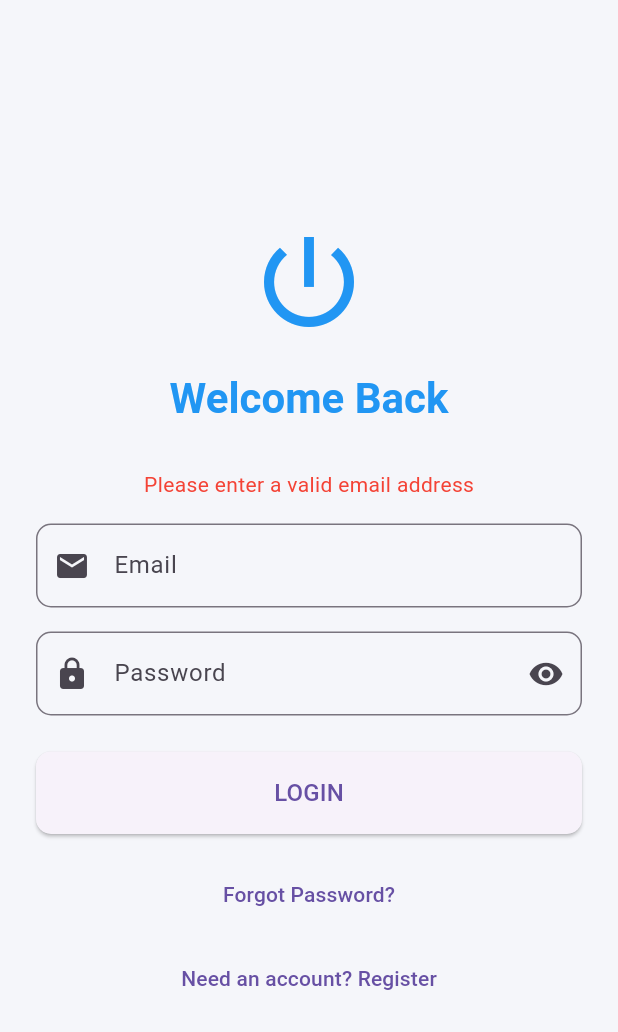
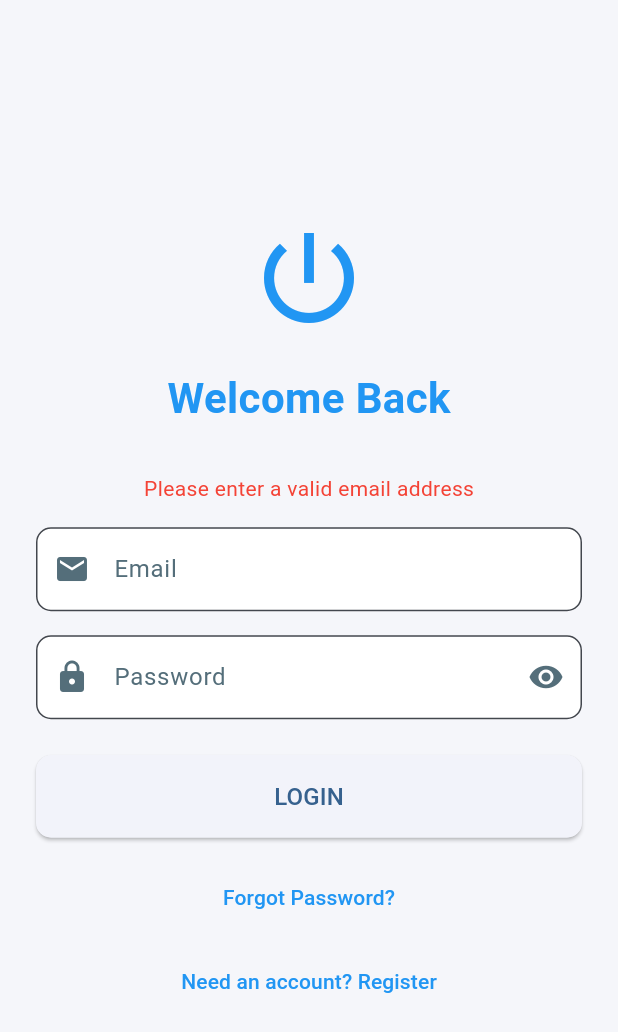
Before and after one commit to kiranps25/smart, a Flutter app: the screen it shows after launch, after a tap on "Forgot Password?", on a phone screen of 412 x 824 dp. Shown: the top 1032 px of the screen. Run offline on Flutter 3.47's test engine with Material 3 defaults, Android fonts, the phone set to English and light mode, and no system bars; our stand-ins replace firebase_auth, firebase_core, firebase_database, google_fonts; accounts and stored records are empty.

Commit message:
Update main.dart

```diff
--- a/lib/main.dart
+++ b/lib/main.dart
@@ -6,31 +6,50 @@ import 'firebase_options.dart';
 
 void main() async {
   WidgetsFlutterBinding.ensureInitialized();
-
-  // Initialize Firebase
   await Firebase.initializeApp(options: DefaultFirebaseOptions.currentPlatform);
-
   runApp(MyApp());
 }
 
-class MyApp extends StatelessWidget {
+class MyApp extends StatefulWidget {
+  @override
+  _MyAppState createState() => _MyAppState();
+}
+
+class _MyAppState extends State<MyApp> {
+  bool _isDarkMode = false;
+
+  void _toggleTheme() {
+    setState(() {
+      _isDarkMode = !_isDarkMode;
+    });
+  }
+
   @override
   Widget build(BuildContext context) {
     return MaterialApp(
       debugShowCheckedModeBanner: false,
       title: 'IoT Control',
-      theme: ThemeData(
-        primarySwatch: Colors.blue,
-        scaffoldBackgroundColor: Color(0xFFF5F6FA),
-        textTheme: TextTheme(
+      theme: _isDarkMode ? _darkTheme : _lightTheme,
+      home: AuthWrapper(onThemeToggle: _toggleTheme, isDarkMode: _isDarkMode),
+    );
+  }
+
+  ThemeData get _lightTheme => ThemeData(
+    useMaterial3: true,
+    colorScheme: ColorScheme.fromSeed(
+      seedColor: Colors.blue,
+      brightness: Brightness.light,
+    ),
+    scaffoldBackgroundColor: const Color(0xFFF5F6FA),
+    textTheme: const TextTheme(
       headlineLarge: TextStyle(
         fontSize: 28,
         fontWeight: FontWeight.bold,
         color: Colors.blue,
       ),
-          bodyLarge: TextStyle(fontSize: 16, color: Colors.blueGrey[800]),
+      bodyLarge: TextStyle(fontSize: 16, color: Colors.blueGrey),
     ),
-        appBarTheme: AppBarTheme(
+    appBarTheme: const AppBarTheme(
       elevation: 0,
       backgroundColor: Colors.white,
       titleTextStyle: TextStyle(
@@ -39,33 +58,67 @@ class MyApp extends StatelessWidget {
         color: Colors.blue,
       ),
     ),
+  );
+
+  ThemeData get _darkTheme => ThemeData(
+    useMaterial3: true,
+    colorScheme: ColorScheme.fromSeed(
+      seedColor: Colors.blue,
+      brightness: Brightness.dark,
     ),
-      home: AuthWrapper(),
+    scaffoldBackgroundColor: const Color(0xFF0F172A),
+    textTheme: const TextTheme(
+      headlineLarge: TextStyle(
+        fontSize: 28,
+        fontWeight: FontWeight.bold,
+        color: Colors.white,
+      ),
+      bodyLarge: TextStyle(fontSize: 16, color: Colors.white70),
+    ),
+    appBarTheme: const AppBarTheme(
+      elevation: 0,
+      backgroundColor: Color(0xFF1E293B),
+      titleTextStyle: TextStyle(
+        fontSize: 24,
+        fontWeight: FontWeight.bold,
+        color: Colors.white,
+      ),
+    ),
   );
-  }
 }
 
 class AuthWrapper extends StatelessWidget {
+  final VoidCallback onThemeToggle;
+  final bool isDarkMode;
+
+  const AuthWrapper({
+    Key? key,
+    required this.onThemeToggle,
+    required this.isDarkMode,
+  }) : super(key: key);
+
   @override
   Widget build(BuildContext context) {
     return StreamBuilder<User?>(
       stream: FirebaseAuth.instance.authStateChanges(),
       builder: (context, snapshot) {
         if (snapshot.connectionState == ConnectionState.waiting) {
-          return SplashScreen();
+          return const SplashScreen();
         }
 
         if (snapshot.hasData) {
-          return HomePage();
+          return HomePage(onThemeToggle: onThemeToggle, isDarkMode: isDarkMode);
         }
 
-        return LoginPage();
+        return const LoginPage();
       },
     );
   }
 }
 
 class SplashScreen extends StatefulWidget {
+  const SplashScreen({Key? key}) : super(key: key);
+
   @override
   _SplashScreenState createState() => _SplashScreenState();
 }
@@ -79,7 +132,7 @@ class _SplashScreenState extends State<SplashScreen>
   void initState() {
     super.initState();
     _controller = AnimationController(
-      duration: Duration(seconds: 2),
+      duration: const Duration(seconds: 2),
       vsync: this,
     );
     _animation = CurvedAnimation(parent: _controller, curve: Curves.easeInOut);
@@ -94,8 +147,10 @@ class _SplashScreenState extends State<SplashScreen>
 
   @override
   Widget build(BuildContext context) {
+    final isDark = Theme.of(context).brightness == Brightness.dark;
+
     return Scaffold(
-      backgroundColor: Colors.blue[900],
+      backgroundColor: isDark ? const Color(0xFF0F172A) : Colors.blue[900],
       body: Center(
         child: FadeTransition(
           opacity: _animation,
@@ -107,8 +162,8 @@ class _SplashScreenState extends State<SplashScreen>
                 size: 80,
                 color: Colors.yellow[700],
               ),
-              SizedBox(height: 20),
-              Text(
+              const SizedBox(height: 20),
+              const Text(
                 'IoT Control',
                 style: TextStyle(
                   fontSize: 36,
@@ -117,12 +172,12 @@ class _SplashScreenState extends State<SplashScreen>
                   letterSpacing: 1.5,
                 ),
               ),
-              SizedBox(height: 10),
-              Text(
+              const SizedBox(height: 10),
+              const Text(
                 'Smart Home Automation',
                 style: TextStyle(fontSize: 18, color: Colors.white70),
               ),
-              SizedBox(height: 30),
+              const SizedBox(height: 30),
               CircularProgressIndicator(
                 valueColor: AlwaysStoppedAnimation<Color>(Colors.yellow[700]!),
               ),
@@ -135,6 +190,8 @@ class _SplashScreenState extends State<SplashScreen>
 }
 
 class LoginPage extends StatefulWidget {
+  const LoginPage({Key? key}) : super(key: key);
+
   @override
   _LoginPageState createState() => _LoginPageState();
 }
@@ -220,19 +277,26 @@ class _LoginPageState extends State<LoginPage> {
   }
 
   void _showResetSuccessDialog(BuildContext context) {
+    final isDark = Theme.of(context).brightness == Brightness.dark;
+
     showDialog(
       context: context,
       builder:
           (context) => AlertDialog(
-            title: Text('Password Reset Sent'),
+            backgroundColor: isDark ? const Color(0xFF1E293B) : Colors.white,
+            title: Text(
+              'Password Reset Sent',
+              style: TextStyle(color: isDark ? Colors.white : Colors.black),
+            ),
             content: Text(
               'A password reset link has been sent to ${_emailController.text}. '
               'Please check your email.',
+              style: TextStyle(color: isDark ? Colors.white70 : Colors.black87),
             ),
             actions: [
               TextButton(
                 onPressed: () => Navigator.pop(context),
-                child: Text('OK'),
+                child: const Text('OK'),
               ),
             ],
           ),
@@ -269,39 +333,59 @@ class _LoginPageState extends State<LoginPage> {
 
   @override
   Widget build(BuildContext context) {
+    final isDark = Theme.of(context).brightness == Brightness.dark;
+
     return Scaffold(
-      backgroundColor: Theme.of(context).scaffoldBackgroundColor,
+      backgroundColor:
+          isDark ? const Color(0xFF0F172A) : const Color(0xFFF5F6FA),
       body: Center(
         child: SingleChildScrollView(
-          padding: EdgeInsets.all(24),
+          padding: const EdgeInsets.all(24),
           child: Form(
             key: _formKey,
             child: Column(
               mainAxisAlignment: MainAxisAlignment.center,
               children: [
-                Icon(Icons.power_settings_new, size: 80, color: Colors.blue),
-                SizedBox(height: 20),
+                Icon(
+                  Icons.power_settings_new,
+                  size: 80,
+                  color: isDark ? Colors.yellow[300] : Colors.blue,
+                ),
+                const SizedBox(height: 20),
                 Text(
                   _showRegistration ? 'Create Account' : 'Welcome Back',
-                  style: Theme.of(context).textTheme.headlineLarge,
+                  style: TextStyle(
+                    fontSize: 28,
+                    fontWeight: FontWeight.bold,
+                    color: isDark ? Colors.white : Colors.blue,
                   ),
-                SizedBox(height: 30),
+                ),
+                const SizedBox(height: 30),
                 if (_errorMessage != null)
                   Padding(
-                    padding: EdgeInsets.only(bottom: 16),
+                    padding: const EdgeInsets.only(bottom: 16),
                     child: Text(
                       _errorMessage!,
-                      style: TextStyle(color: Colors.red),
+                      style: const TextStyle(color: Colors.red),
                     ),
                   ),
                 TextFormField(
                   controller: _emailController,
+                  style: TextStyle(color: isDark ? Colors.white : Colors.black),
                   decoration: InputDecoration(
                     labelText: 'Email',
-                    prefixIcon: Icon(Icons.email),
+                    labelStyle: TextStyle(
+                      color: isDark ? Colors.white70 : Colors.blueGrey[600],
+                    ),
+                    prefixIcon: Icon(
+                      Icons.email,
+                      color: isDark ? Colors.white70 : Colors.blueGrey[600],
+                    ),
                     border: OutlineInputBorder(
                       borderRadius: BorderRadius.circular(10),
                     ),
+                    filled: true,
+                    fillColor: isDark ? const Color(0xFF1E293B) : Colors.white,
                   ),
                   keyboardType: TextInputType.emailAddress,
                   validator: (value) {
@@ -314,17 +398,25 @@ class _LoginPageState extends State<LoginPage> {
                     return null;
                   },
                 ),
-                SizedBox(height: 16),
+                const SizedBox(height: 16),
                 TextFormField(
                   controller: _passwordController,
+                  style: TextStyle(color: isDark ? Colors.white : Colors.black),
                   decoration: InputDecoration(
                     labelText: 'Password',
-                    prefixIcon: Icon(Icons.lock),
+                    labelStyle: TextStyle(
+                      color: isDark ? Colors.white70 : Colors.blueGrey[600],
+                    ),
+                    prefixIcon: Icon(
+                      Icons.lock,
+                      color: isDark ? Colors.white70 : Colors.blueGrey[600],
+                    ),
                     suffixIcon: IconButton(
                       icon: Icon(
                         _obscurePassword
                             ? Icons.visibility
                             : Icons.visibility_off,
+                        color: isDark ? Colors.white70 : Colors.blueGrey[600],
                       ),
                       onPressed: () {
                         setState(() => _obscurePassword = !_obscurePassword);
@@ -333,6 +425,8 @@ class _LoginPageState extends State<LoginPage> {
                     border: OutlineInputBorder(
                       borderRadius: BorderRadius.circular(10),
                     ),
+                    filled: true,
+                    fillColor: isDark ? const Color(0xFF1E293B) : Colors.white,
                   ),
                   obscureText: _obscurePassword,
                   validator: (value) {
@@ -345,12 +439,12 @@ class _LoginPageState extends State<LoginPage> {
                     return null;
                   },
                 ),
-                SizedBox(height: 24),
+                const SizedBox(height: 24),
                 SizedBox(
                   width: double.infinity,
                   child: ElevatedButton(
                     style: ElevatedButton.styleFrom(
-                      padding: EdgeInsets.symmetric(vertical: 16),
+                      padding: const EdgeInsets.symmetric(vertical: 16),
                       shape: RoundedRectangleBorder(
                         borderRadius: BorderRadius.circular(10),
                       ),
@@ -363,22 +457,27 @@ class _LoginPageState extends State<LoginPage> {
                             : _signIn,
                     child:
                         _isLoading
-                            ? CircularProgressIndicator(
+                            ? const CircularProgressIndicator(
                               valueColor: AlwaysStoppedAnimation(Colors.white),
                             )
                             : Text(
                               _showRegistration ? 'REGISTER' : 'LOGIN',
-                              style: TextStyle(fontSize: 16),
+                              style: const TextStyle(fontSize: 16),
                             ),
                   ),
                 ),
-                SizedBox(height: 16),
+                const SizedBox(height: 16),
                 if (!_showRegistration) ...[
                   TextButton(
                     onPressed: _resetPassword,
-                    child: Text('Forgot Password?'),
+                    child: Text(
+                      'Forgot Password?',
+                      style: TextStyle(
+                        color: isDark ? Colors.blue[300] : Colors.blue,
                       ),
-                  SizedBox(height: 8),
+                    ),
+                  ),
+                  const SizedBox(height: 8),
                 ],
                 TextButton(
                   onPressed: () {
@@ -391,6 +490,9 @@ class _LoginPageState extends State<LoginPage> {
                     _showRegistration
                         ? 'Already have an account? Login'
                         : 'Need an account? Register',
+                    style: TextStyle(
+                      color: isDark ? Colors.blue[300] : Colors.blue,
+                    ),
                   ),
                 ),
               ],
```
Lines whose indentation alone changed are shown as unchanged.
